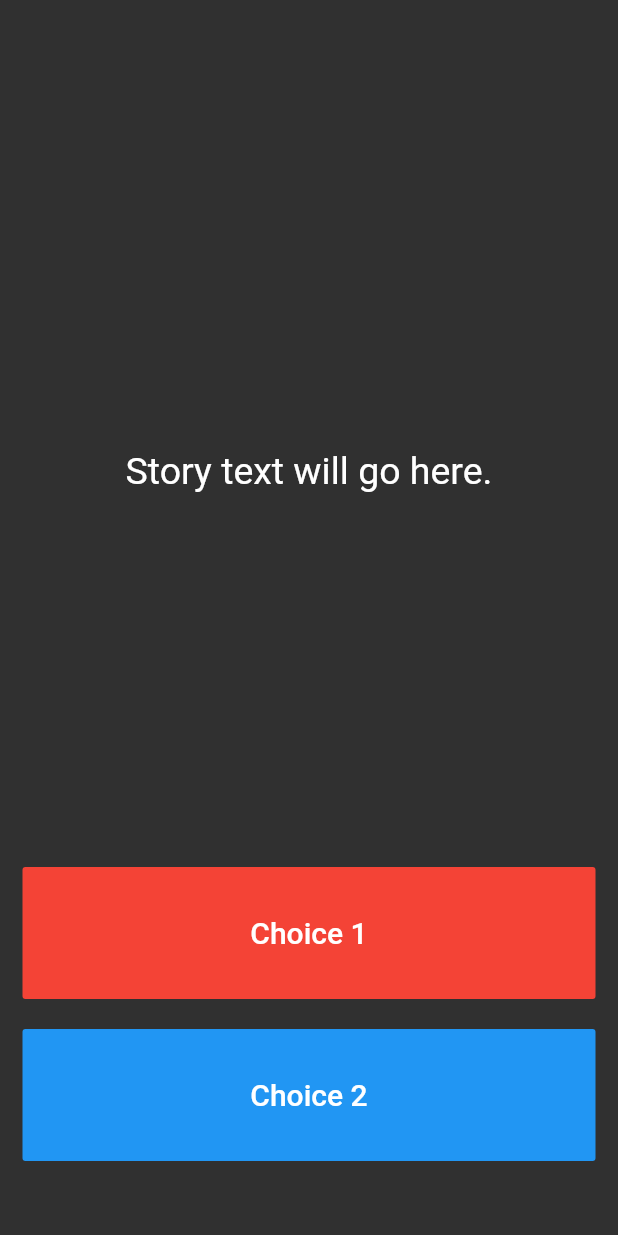
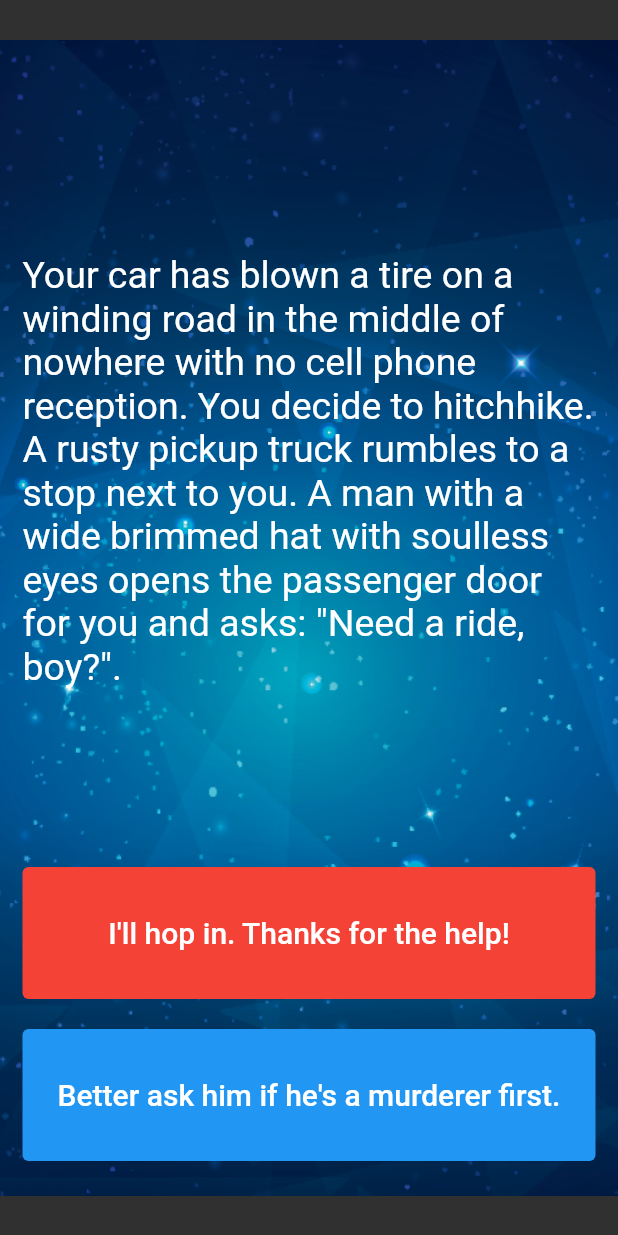
Before and after one commit to BashirYesufu/Destini, a Flutter app: the screen it shows after launch, on a phone screen of 412 x 824 dp. Run offline on Flutter 3.47's test engine with Material 2 defaults, Android fonts, the phone set to English and light mode, and no system bars.

Commit message:
Added new stories

```diff
--- a/destini_app/lib/main.dart
+++ b/destini_app/lib/main.dart
@@ -1,6 +1,5 @@
+import 'package:destini_app/story_brain.dart';
 import 'package:flutter/material.dart';
-
-//TODO: Step 15 - Run the app and see if you can see the screen update with the first story. Delete this TODO if it looks as you expected.
 
 void main() => runApp(Destini());
 
@@ -13,7 +12,7 @@ class Destini extends StatelessWidget {
   }
 }
 
-//TODO: Step 9 - Create a new storyBrain object from the StoryBrain class.
+StoryBrain storyBrain = StoryBrain();
 
 class StoryPage extends StatefulWidget {
   _StoryPageState createState() => _StoryPageState();
@@ -24,7 +23,11 @@ class _StoryPageState extends State<StoryPage> {
   Widget build(BuildContext context) {
     return Scaffold(
       body: Container(
-        //TODO: Step 1 - Add background.png to this Container as a background image.
+        decoration: BoxDecoration(
+          image: DecorationImage(
+            image: AssetImage('images/background.png'),
+          ),
+        ),
         padding: EdgeInsets.symmetric(vertical: 50.0, horizontal: 15.0),
         constraints: BoxConstraints.expand(),
         child: SafeArea(
@@ -35,8 +38,7 @@ class _StoryPageState extends State<StoryPage> {
                 flex: 12,
                 child: Center(
                   child: Text(
-                    //TODO: Step 10 - use the storyBrain to get the first story title and display it in this Text Widget.
-                    'Story text will go here.',
+                    storyBrain.getStory(),
                     style: TextStyle(
                       fontSize: 25.0,
                     ),
@@ -45,17 +47,19 @@ class _StoryPageState extends State<StoryPage> {
               ),
               Expanded(
                 flex: 2,
-                child: FlatButton(
+                child: TextButton(
                   onPressed: () {
                     //Choice 1 made by user.
-                    //TODO: Step 18 - Call the nextStory() method from storyBrain and pass the number 1 as the choice made by the user.
+                    setState(() {
+                      storyBrain.nextStory(1);
+                    });
                   },
-                  color: Colors.red,
+                  style: ButtonStyle(backgroundColor: MaterialStateProperty.all(Colors.red)),
                   child: Text(
-                    //TODO: Step 13 - Use the storyBrain to get the text for choice 1.
-                    'Choice 1',
+                    storyBrain.getChoice1(),
                     style: TextStyle(
                       fontSize: 20.0,
+                      color: Colors.white,
                     ),
                   ),
                 ),
@@ -67,17 +71,19 @@ class _StoryPageState extends State<StoryPage> {
                 flex: 2,
                 //TODO: Step 26 - Use a Flutter Visibility Widget to wrap this FlatButton.
                 //TODO: Step 28 - Set the "visible" property of the Visibility Widget to equal the output from the buttonShouldBeVisible() method in the storyBrain.
-                child: FlatButton(
+                child: TextButton(
                   onPressed: () {
                     //Choice 2 made by user.
-                    //TODO: Step 19 - Call the nextStory() method from storyBrain and pass the number 2 as the choice made by the user.
+                    setState(() {
+                      storyBrain.nextStory(2);
+                    });
                   },
-                  color: Colors.blue,
+                  style: ButtonStyle(backgroundColor: MaterialStateProperty.all(Colors.blue),),
                   child: Text(
-                    //TODO: Step 14 - Use the storyBrain to get the text for choice 2.
-                    'Choice 2',
+                    storyBrain.getChoice2(),
                     style: TextStyle(
                       fontSize: 20.0,
+                      color: Colors.white,
                     ),
                   ),
                 ),
--- a/destini_app/pubspec.yaml
+++ b/destini_app/pubspec.yaml
@@ -56,7 +56,8 @@ flutter:
   # included with your application, so that you can use the icons in
   # the material Icons class.
   uses-material-design: true
-
+  assets:
+    - images/
   # To add assets to your application, add an assets section, like this:
   # assets:
   #   - images/a_dot_burr.jpeg
```
Also changed, not shown: destini_app/lib/story.dart (+6 -4 lines), destini_app/lib/story_brain.dart (+67 -48 lines), destini_app/images/background.png (added).
